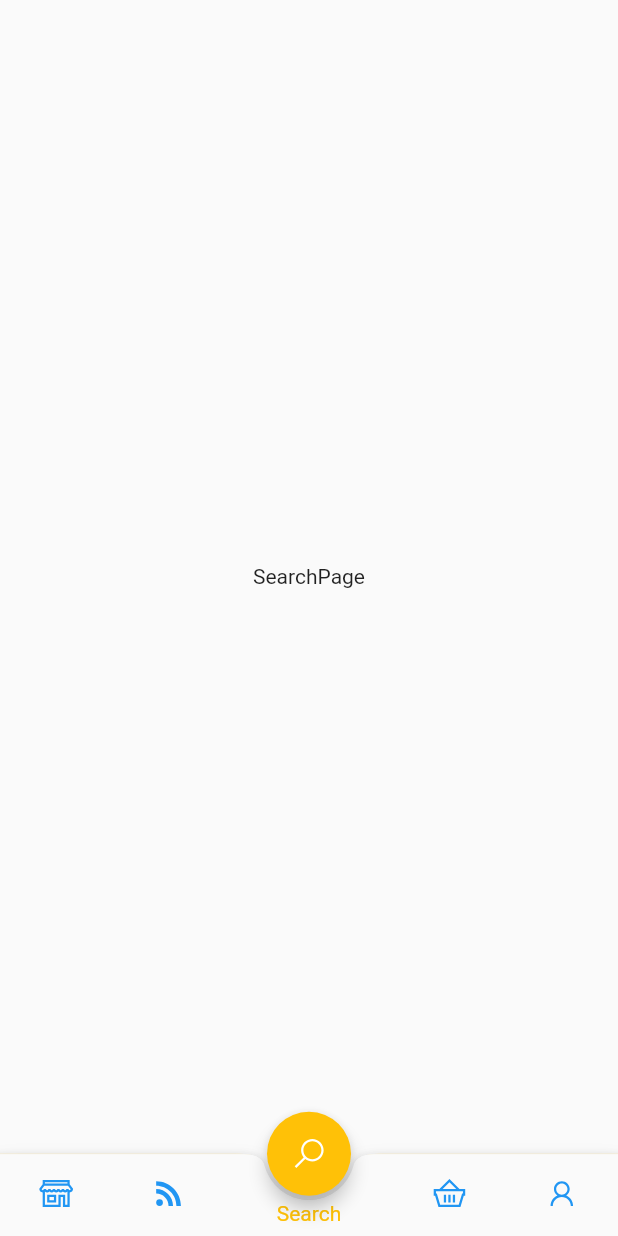
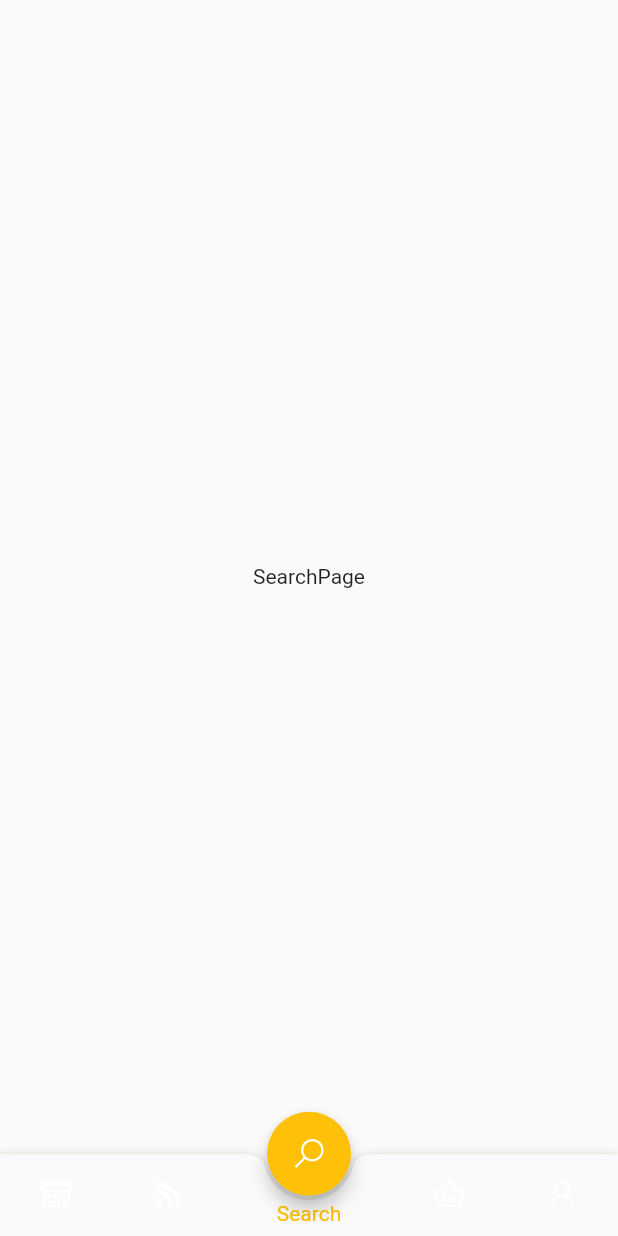
Before and after one commit to axelfelixfr/ecommerce-application, a Flutter app: the BottomNavigation screen opened directly, item 3 of the bottom bar chosen, on a phone screen of 412 x 824 dp. Run offline on Flutter 3.47's test engine with Material 2 defaults, Android fonts, the phone set to English and light mode, and no system bars; our stand-ins replace line_icons; missing offline and left inert: list_tile_switch.

Commit message:
Modificaciones en bottom navigation y en main

```diff
--- a/lib/main.dart
+++ b/lib/main.dart
@@ -1,3 +1,4 @@
+import 'package:ecommerce_application/widgets/bottom_navigation.dart';
 import 'package:flutter/material.dart';
 
 void main() {
@@ -14,7 +15,7 @@ class AppEcommerce extends StatelessWidget {
         primarySwatch: Colors.blue,
         visualDensity: VisualDensity.adaptivePlatformDensity,
       ),
-      home: Text('Hola mundo!'),
+      home: BottomNavigation(),
     );
   }
 }
--- a/lib/utilities/my_app_icons.dart
+++ b/lib/utilities/my_app_icons.dart
@@ -1,7 +1,7 @@
 import 'package:flutter/material.dart';
 import 'package:line_icons/line_icons.dart';
 
-class AppIcons {
+class MyAppIcons {
   static IconData home = LineIcons.alternateStore;
   static IconData rss = LineIcons.rss;
   static IconData search = LineIcons.search;
--- a/lib/widgets/bottom_navigation.dart
+++ b/lib/widgets/bottom_navigation.dart
@@ -13,7 +13,13 @@ class BottomNavigation extends StatefulWidget {
 
 class _BottomNavigationState extends State<BottomNavigation> {
   // List<Map<String, Object>> _pages;
-  List _pages = [HomePage(), FeedsPage(), SearchPage(), CartPage(), UserPage()];
+  final List _pages = [
+    HomePage(),
+    FeedsPage(),
+    SearchPage(),
+    CartPage(),
+    UserPage()
+  ];
 
   int _selectedPageIndex = 4;
 
@@ -40,32 +46,33 @@ class _BottomNavigationState extends State<BottomNavigation> {
     return Scaffold(
         body: _pages[_selectedPageIndex], //_pages[_selectedPageIndex]['page'],
         bottomNavigationBar: BottomAppBar(
-            shape: CircularNotchedRectangle(),
+            shape: const CircularNotchedRectangle(),
             notchMargin: 2,
             elevation: 5,
             clipBehavior: Clip.antiAlias,
             child: Container(
               height: kBottomNavigationBarHeight * 0.98,
-              decoration: BoxDecoration(
+              decoration: const BoxDecoration(
                   border:
                       Border(top: BorderSide(width: 0.3, color: Colors.amber))),
               child: BottomNavigationBar(
                   onTap: _selectPage,
                   backgroundColor: Theme.of(context).primaryColor,
-                  unselectedItemColor: Theme.of(context).textSelectionColor,
+                  unselectedItemColor:
+                      Theme.of(context).textSelectionTheme.selectionColor,
                   selectedItemColor: Colors.amber,
                   currentIndex: _selectedPageIndex,
                   items: [
                     BottomNavigationBarItem(
-                        icon: Icon(AppIcons.home), label: 'Home'),
+                        icon: Icon(MyAppIcons.home), label: 'Home'),
                     BottomNavigationBarItem(
-                        icon: Icon(AppIcons.rss), label: 'Feeds'),
-                    BottomNavigationBarItem(
+                        icon: Icon(MyAppIcons.rss), label: 'Feeds'),
+                    const BottomNavigationBarItem(
                         icon: Icon(null), activeIcon: null, label: 'Search'),
                     BottomNavigationBarItem(
-                        icon: Icon(AppIcons.shopping), label: 'Cart'),
+                        icon: Icon(MyAppIcons.shopping), label: 'Cart'),
                     BottomNavigationBarItem(
-                        icon: Icon(AppIcons.user), label: 'User'),
+                        icon: Icon(MyAppIcons.user), label: 'User'),
                   ]),
             )),
         floatingActionButtonLocation:
@@ -77,7 +84,7 @@ class _BottomNavigationState extends State<BottomNavigation> {
                 tooltip: 'Search',
                 elevation: 5,
                 hoverElevation: 10,
-                child: Icon(AppIcons.search),
+                child: Icon(MyAppIcons.search),
                 splashColor: Colors.grey,
                 onPressed: () => setState(() {
                       _selectedPageIndex = 2;
```
